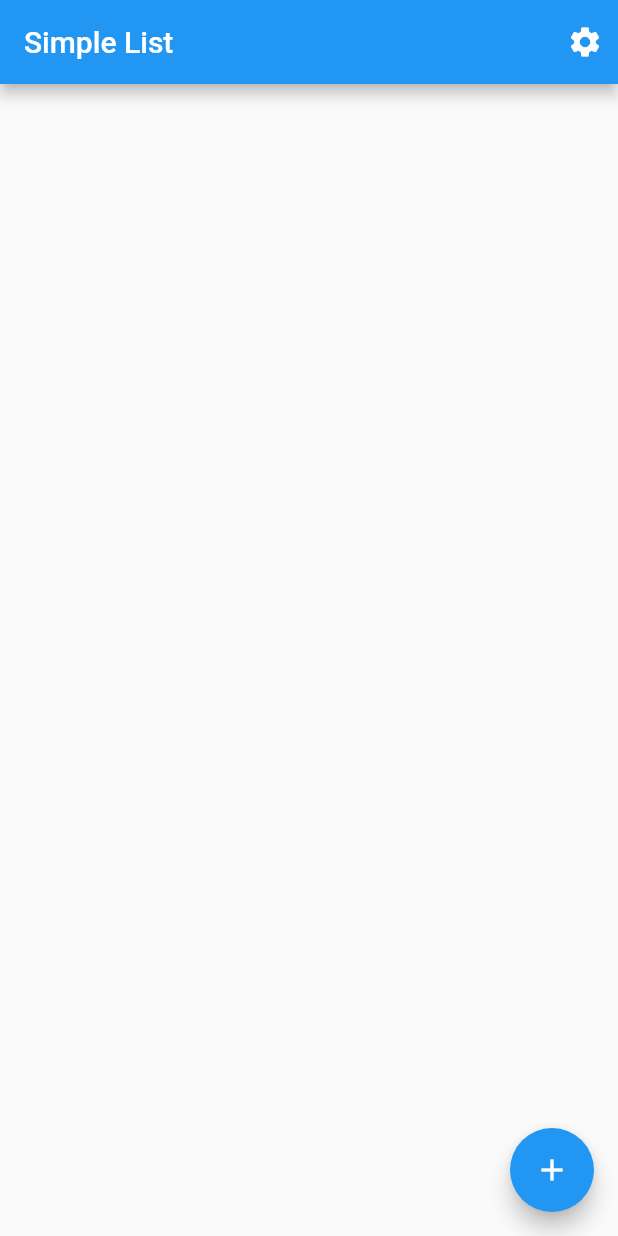
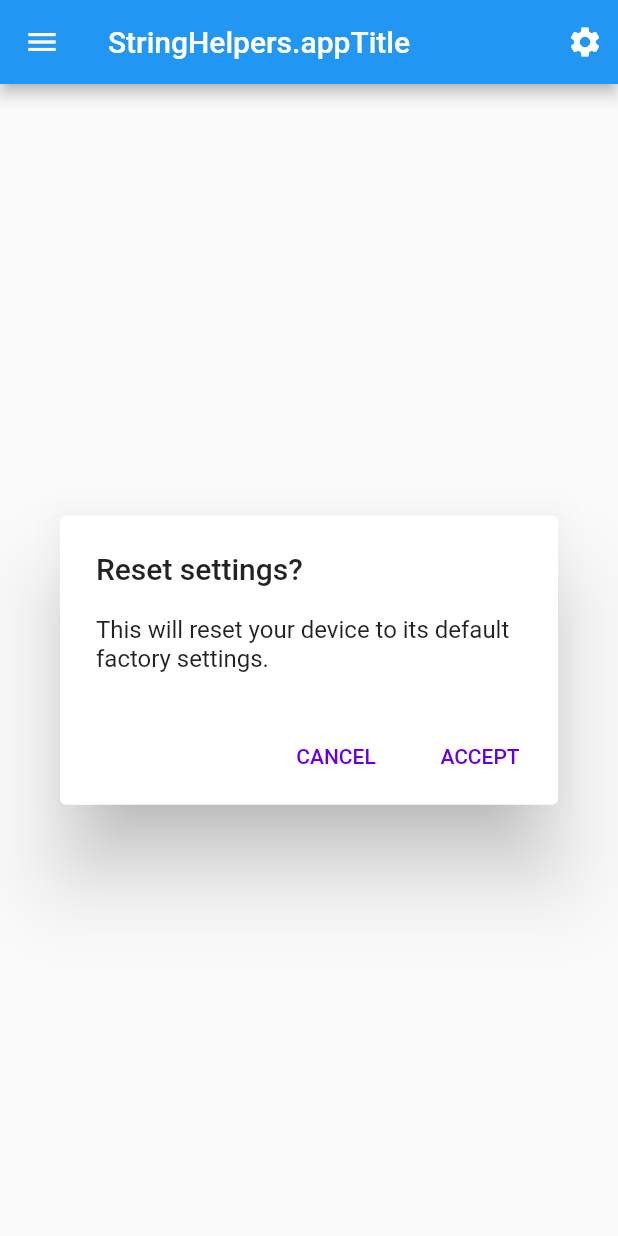
Before and after one commit to Batman08/ListApp, a Flutter app: the screen it shows after launch, on a phone screen of 412 x 824 dp. Run offline on Flutter 3.47's test engine with Material 2 defaults, Android fonts, the phone set to English and light mode, and no system bars; our stand-ins replace sqflite; accounts and stored records are empty.

Commit message:
Testing different designs for settings page

```diff
--- /dev/null
+++ b/lib/Pages/TestPopUpSettingsMenu.dart
@@ -0,0 +1,96 @@
+import 'package:flutter/material.dart';
+
+class SettingsMenu extends StatefulWidget {
+  @override
+  State<StatefulWidget> createState() {
+    return new SettingsMenuState();
+  }
+}
+
+class SettingsMenuState extends State<SettingsMenu> {
+  Future<void> updateUI() async {
+    setState(() {});
+  }
+
+  Widget build(BuildContext context) {
+    return Scaffold(
+      appBar: AppBar(
+        title: Text("StringHelpers.appTitle"),
+        actions: [
+          Padding(
+            padding: EdgeInsets.only(right: 10, left: 10),
+            child: GestureDetector(
+              onTap: () {},
+              child: Icon(Icons.settings),
+            ),
+          ),
+        ],
+      ),
+      drawer: Drawer(
+        child: ListView(
+          padding: EdgeInsets.zero,
+          children: <Widget>[
+            DrawerHeader(
+              child: Text(
+                'Menu',
+                style: new TextStyle(fontSize: 45.0),
+              ),
+              decoration: BoxDecoration(
+                color: Colors.blue,
+              ),
+            ),
+            ListTile(
+              title: Text('Settings'),
+              onTap: () {
+                  AlertDialog(
+                  title: Text("Settings"),
+                  content: Column(
+                    children: [
+                      TextField(
+                        decoration: InputDecoration(
+                          icon: Icon(Icons.settings),
+                          labelText: "username",
+                        ),
+                      ),
+                    ],
+                  ),
+                );
+                Navigator.pop(context);
+              },
+            ),
+            ListTile(
+              title: Text('More Info'),
+              onTap: () {
+                /*    showAboutDialog(context: context, applicationIcon: FlutterLogo(),
+                applicationName: "Simple List",
+                  applicationVersion: "1.0.0",
+                  applicationLegalese: "Simple note taking app where you can place all your thoughts"
+                );
+                Navigator.pop(context);*/
+              },
+            ),
+          ],
+        ),
+      ),
+      body: Center(
+        child: AlertDialog(
+          title: Text('Reset settings?'),
+          content: Text('This will reset your device to its default factory settings.'),
+          actions: [
+            FlatButton(
+              textColor: Color(0xFF6200EE),
+              onPressed: () {},
+              child: Text('CANCEL'),
+            ),
+            FlatButton(
+              textColor: Color(0xFF6200EE),
+              onPressed: () {},
+              child: Text('ACCEPT'),
+            ),
+          ],
+        )
+      ),
+    );
+
+  }
+}
--- a/lib/main.dart
+++ b/lib/main.dart
@@ -1,4 +1,5 @@
 import 'package:flutter/material.dart';
+import 'package:list_app/Pages/TestPopUpSettingsMenu.dart';
 import 'package:list_app/Widgets/NotesInheritedWidget.dart';
 import 'Pages/HomePage.dart';
 import 'Helpers/StringHelpers.dart';
@@ -7,7 +8,7 @@ import 'Helpers/StringHelpers.dart';
 
 void main() => runApp(App());
 
-class App extends StatelessWidget {
+/*class App extends StatelessWidget {
   @override
   Widget build(BuildContext context) {
     return NoteInheritedWidget(MaterialApp(
@@ -17,6 +18,17 @@ class App extends StatelessWidget {
         routes: <String, WidgetBuilder>{
           StringHelpers.homePage: (BuildContext context) => HomePage(),
         }));
+  }
+}*/
+
+class App extends StatelessWidget {
+  @override
+  Widget build(BuildContext context) {
+    return NoteInheritedWidget(MaterialApp(
+      // todo: theme: new ThemeData.light(),
+        home: new SettingsMenu(),
+        debugShowCheckedModeBanner: false,
+    ));
   }
 }
 
```
Also changed, not shown: lib/Pages/HomePage.dart (+46 -0 lines).
